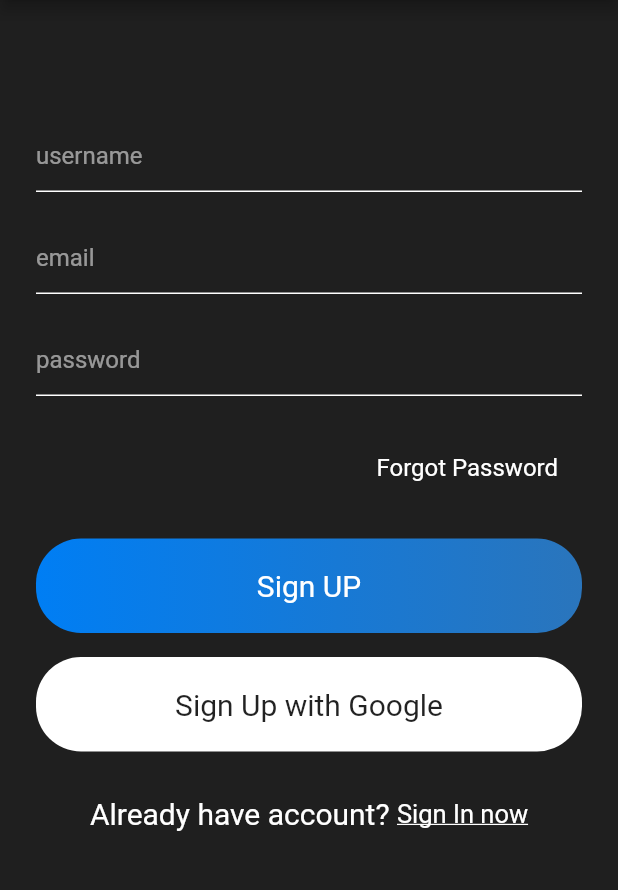
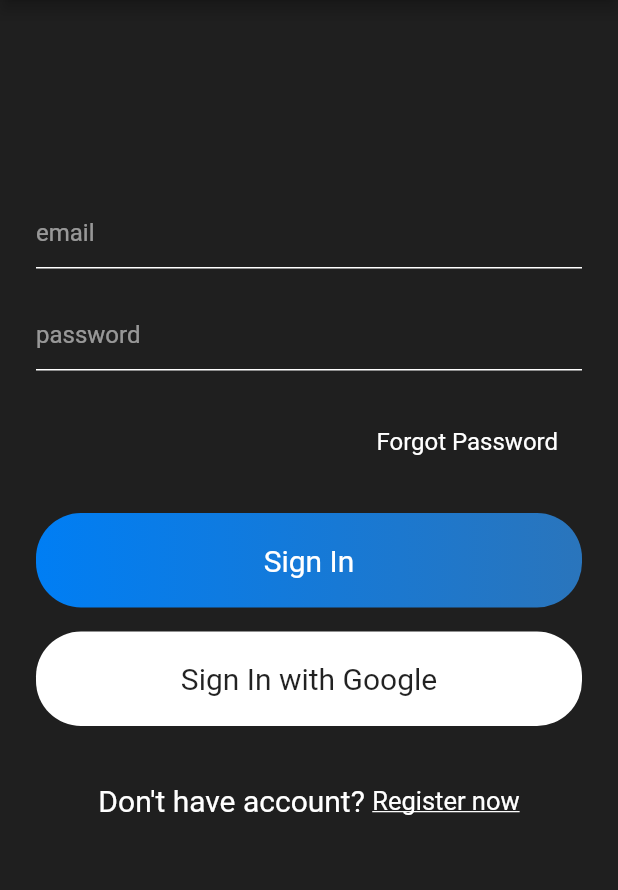
Before and after one commit to lhs7091/chat_app_tutorial, a Flutter app: the screen it shows after launch, on a phone screen of 412 x 824 dp, the part 84-974 px from its top. Run offline on Flutter 3.47's test engine with Material 2 defaults, Android fonts, the phone set to English and light mode, and no system bars; our stand-ins replace cloud_firestore, firebase_auth; accounts and stored records are empty.

```diff
--- /dev/null
+++ b/lib/helper/authenticate.dart
@@ -0,0 +1,28 @@
+import 'package:chat_app_tutorial/views/signin.dart';
+import 'package:chat_app_tutorial/views/signup.dart';
+import 'package:flutter/material.dart';
+
+class Authenticate extends StatefulWidget {
+  @override
+  _AuthenticateState createState() => _AuthenticateState();
+}
+
+class _AuthenticateState extends State<Authenticate> {
+
+  bool showSignIn = true;
+
+  void toggleView(){
+    setState(() {
+      showSignIn = !showSignIn;
+    });
+  }
+
+  @override
+  Widget build(BuildContext context) {
+    if(showSignIn){
+      return SignIn(toggleView);
+    }else{
+      return SignUp(toggleView);
+    }
+  }
+}
--- a/lib/main.dart
+++ b/lib/main.dart
@@ -1,4 +1,4 @@
-import 'package:chat_app_tutorial/views/signup.dart';
+import 'package:chat_app_tutorial/helper/authenticate.dart';
 import 'package:flutter/material.dart';
 
 void main() {
@@ -18,7 +18,7 @@ class MyApp extends StatelessWidget {
         primarySwatch: Colors.blue,
         visualDensity: VisualDensity.adaptivePlatformDensity,
       ),
-      home: SignUp(),
+      home: Authenticate(),
     );
   }
 }
--- a/lib/views/signin.dart
+++ b/lib/views/signin.dart
@@ -2,6 +2,10 @@ import 'package:chat_app_tutorial/widgets/widget.dart';
 import 'package:flutter/material.dart';
 
 class SignIn extends StatefulWidget {
+
+  final Function toggle;
+  SignIn(this.toggle);
+
   @override
   _SignInState createState() => _SignInState();
 }
@@ -73,11 +77,21 @@ class _SignInState extends State<SignIn> {
                   mainAxisAlignment: MainAxisAlignment.center,
                   children: [
                     Text("Don't have account? ", style: mediumTextStyle(),),
-                    Text("Register now", style: TextStyle(
-                        color: Colors.white,
-                        fontSize: 17,
-                        decoration: TextDecoration.underline
-                    ))
+                    GestureDetector(
+                      onTap: (){
+                        widget.toggle();
+                      },
+                      child: Container(
+                        padding: EdgeInsets.symmetric(vertical: 10),
+                        child: Text("Register now", style: TextStyle(
+                            color: Colors.white,
+                            fontSize: 17,
+                            decoration: TextDecoration.underline
+                        )),
+                      ),
+                    ),
+
+
                   ],
                 ),
                 SizedBox(height: 70,),
```
Also changed, not shown: lib/services/database.dart (added, +16 -0 lines), lib/views/chatRoomsScreen.dart (added, +47 -0 lines), lib/views/search.dart (added, +137 -0 lines), lib/views/signup.dart (+32 -6 lines).
